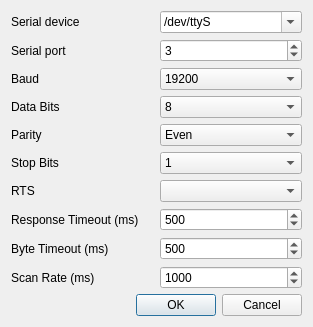
Old version of the form forms_v1/settingsmodbusrtu.ui in the repository zephyrrr/Camotics_modbus.
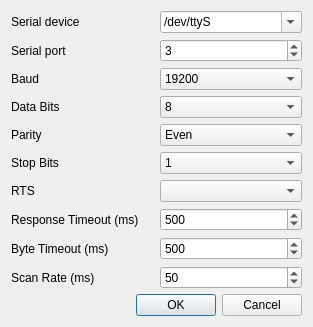
New version of the form. Icons and pictures are not drawn.

```diff
--- a/forms_v1/settingsmodbusrtu.ui
+++ b/forms_v1/settingsmodbusrtu.ui
@@ -150,7 +150,7 @@
         <number>100</number>
        </property>
        <property name="value">
-        <number>1000</number>
+        <number>50</number>
        </property>
       </widget>
      </item>
```
Left out of the diff: 2 changed lines with no effect on the pictures.
